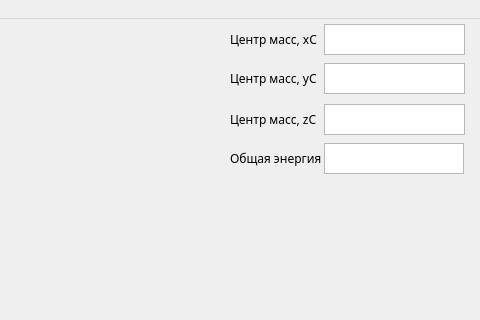
Above: UI/lab1_main.ui from adozaraz/MathModelling before the change; both pictures show x 320 to 800 and y 0 to 320 of the 800 by 600 pixel window. Below: the same form after it.
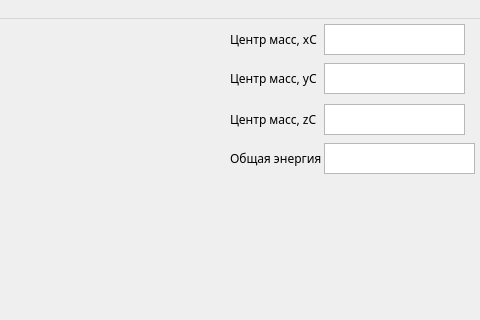
That is the form after the change. Custom widgets are drawn as their Qt base class.

Commit message: Обновление интерфейса

What changed in the file:
```diff
--- a/UI/lab1_main.ui
+++ b/UI/lab1_main.ui
@@ -137,7 +137,7 @@
      <rect>
       <x>644</x>
       <y>124</y>
-      <width>140</width>
+      <width>151</width>
       <height>31</height>
      </rect>
     </property>
```
The commit also changes 1 other file.
